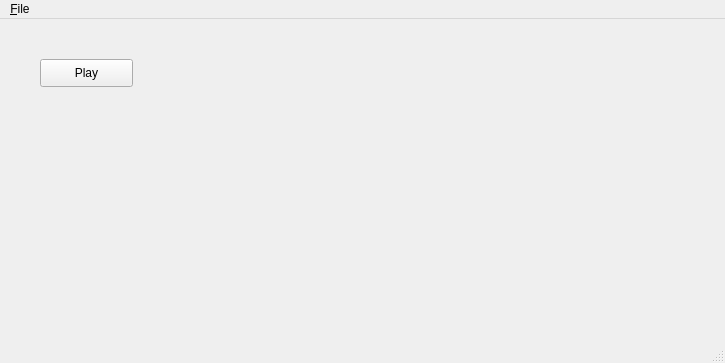
The window that MainWindow.ui (gmb9/QT-Work-2) describes before a commit, drawn with Qt 5.
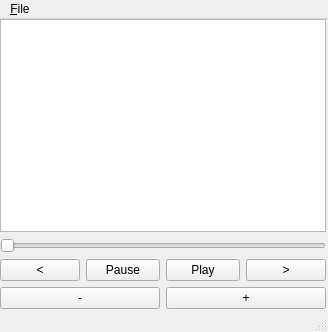
The same window after the commit.

```diff
--- a/MainWindow.ui
+++ b/MainWindow.ui
@@ -6,26 +6,100 @@
    <rect>
     <x>0</x>
     <y>0</y>
-    <width>725</width>
-    <height>363</height>
+    <width>328</width>
+    <height>332</height>
    </rect>
   </property>
   <property name="windowTitle">
    <string>MainWindow</string>
   </property>
   <widget class="QWidget" name="centralwidget">
-   <widget class="QPushButton" name="play_button">
+   <widget class="QWidget" name="">
     <property name="geometry">
      <rect>
-      <x>40</x>
-      <y>40</y>
-      <width>93</width>
-      <height>28</height>
+      <x>0</x>
+      <y>0</y>
+      <width>326</width>
+      <height>290</height>
      </rect>
     </property>
-    <property name="text">
-     <string>Play</string>
-    </property>
+    <layout class="QVBoxLayout" name="verticalLayout_2">
+     <item>
+      <layout class="QHBoxLayout" name="horizontalLayout">
+       <item>
+        <widget class="QGraphicsView" name="graphic"/>
+       </item>
+      </layout>
+     </item>
+     <item>
+      <widget class="QSlider" name="song">
+       <property name="orientation">
+        <enum>Qt::Horizontal</enum>
+       </property>
+      </widget>
+     </item>
+     <item>
+      <layout class="QVBoxLayout" name="verticalLayout_3"/>
+     </item>
+     <item>
+      <layout class="QVBoxLayout" name="verticalLayout">
+       <item>
+        <layout class="QHBoxLayout" name="horizontalLayout_4">
+         <item>
+          <widget class="QPushButton" name="skip_prev">
+           <property name="text">
+            <string>&lt;</string>
+           </property>
+          </widget>
+         </item>
+         <item>
+          <layout class="QHBoxLayout" name="horizontalLayout_3">
+           <item>
+            <widget class="QPushButton" name="pause_button">
+             <property name="text">
+              <string>Pause</string>
+             </property>
+            </widget>
+           </item>
+           <item>
+            <widget class="QPushButton" name="play_button">
+             <property name="text">
+              <string>Play</string>
+             </property>
+            </widget>
+           </item>
+          </layout>
+         </item>
+         <item>
+          <widget class="QPushButton" name="skip_next">
+           <property name="text">
+            <string>&gt;</string>
+           </property>
+          </widget>
+         </item>
+        </layout>
+       </item>
+       <item>
+        <layout class="QHBoxLayout" name="horizontalLayout_5">
+         <item>
+          <widget class="QPushButton" name="v_down">
+           <property name="text">
+            <string>-</string>
+           </property>
+          </widget>
+         </item>
+         <item>
+          <widget class="QPushButton" name="v_up">
+           <property name="text">
+            <string>+</string>
+           </property>
+          </widget>
+         </item>
+        </layout>
+       </item>
+      </layout>
+     </item>
+    </layout>
    </widget>
   </widget>
   <widget class="QMenuBar" name="menubar">
@@ -33,8 +107,8 @@
     <rect>
      <x>0</x>
      <y>0</y>
-     <width>725</width>
-     <height>26</height>
+     <width>328</width>
+     <height>21</height>
     </rect>
    </property>
    <widget class="QMenu" name="menuFile">
```
